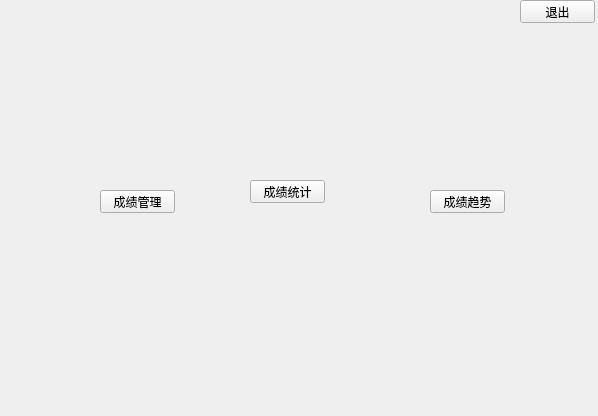
wmq-666/qt, file StudentScoreSystem/welcome.ui: the form before one commit.
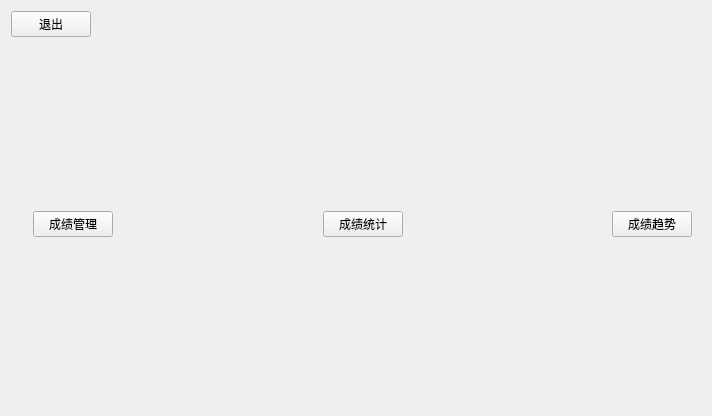
The form after the commit. The open tabs and pages were chosen to show the change.

Patch:
```diff
--- a/StudentScoreSystem/welcome.ui
+++ b/StudentScoreSystem/welcome.ui
@@ -6,60 +6,88 @@
    <rect>
     <x>0</x>
     <y>0</y>
-    <width>598</width>
+    <width>712</width>
     <height>416</height>
    </rect>
   </property>
   <property name="windowTitle">
    <string>Form</string>
   </property>
-  <widget class="QLabel" name="labelTitle">
-   <property name="geometry">
-    <rect>
-     <x>316</x>
-     <y>51</y>
-     <width>16</width>
-     <height>16</height>
-    </rect>
-   </property>
-   <property name="text">
-    <string/>
-   </property>
-  </widget>
+  <layout class="QVBoxLayout" name="verticalLayout">
+   <item>
   <widget class="QPushButton" name="btnlogout">
-   <property name="geometry">
-    <rect>
-     <x>520</x>
-     <y>0</y>
-     <width>75</width>
-     <height>23</height>
-    </rect>
+     <property name="sizePolicy">
+      <sizepolicy hsizetype="Maximum" vsizetype="Fixed">
+       <horstretch>0</horstretch>
+       <verstretch>0</verstretch>
+      </sizepolicy>
    </property>
    <property name="text">
     <string>退出</string>
    </property>
   </widget>
+   </item>
+   <item>
+    <widget class="QStackedWidget" name="stackedWidget">
+     <property name="currentIndex">
+      <number>1</number>
+     </property>
+     <widget class="QWidget" name="PageHome">
+      <layout class="QHBoxLayout" name="horizontalLayout">
+       <item>
+        <widget class="QLabel" name="labelTitle">
+         <property name="text">
+          <string/>
+         </property>
+        </widget>
+       </item>
+       <item>
   <widget class="QPushButton" name="btnscore">
-   <property name="geometry">
-    <rect>
-     <x>100</x>
-     <y>190</y>
-     <width>75</width>
-     <height>23</height>
-    </rect>
-   </property>
    <property name="text">
     <string>成绩管理</string>
    </property>
   </widget>
+       </item>
+       <item>
+        <spacer name="horizontalSpacer">
+         <property name="orientation">
+          <enum>Qt::Orientation::Horizontal</enum>
+         </property>
+         <property name="sizeHint" stdset="0">
+          <size>
+           <width>205</width>
+           <height>20</height>
+          </size>
+         </property>
+        </spacer>
+       </item>
+       <item>
+        <widget class="QPushButton" name="btnstatistics">
+         <property name="text">
+          <string>成绩统计</string>
+         </property>
+        </widget>
+       </item>
+       <item>
+        <spacer name="horizontalSpacer_2">
+         <property name="orientation">
+          <enum>Qt::Orientation::Horizontal</enum>
+         </property>
+         <property name="sizeHint" stdset="0">
+          <size>
+           <width>204</width>
+           <height>20</height>
+          </size>
+         </property>
+        </spacer>
+       </item>
+       <item>
   <widget class="QPushButton" name="btntrend">
-   <property name="geometry">
-    <rect>
-     <x>430</x>
-     <y>190</y>
-     <width>75</width>
-     <height>23</height>
-    </rect>
+         <property name="sizePolicy">
+          <sizepolicy hsizetype="Fixed" vsizetype="Fixed">
+           <horstretch>0</horstretch>
+           <verstretch>0</verstretch>
+          </sizepolicy>
    </property>
    <property name="minimumSize">
     <size>
@@ -71,19 +99,13 @@
     <string>成绩趋势</string>
    </property>
   </widget>
-  <widget class="QPushButton" name="btnstatistics">
-   <property name="geometry">
-    <rect>
-     <x>250</x>
-     <y>180</y>
-     <width>75</width>
-     <height>23</height>
-    </rect>
-   </property>
-   <property name="text">
-    <string>成绩统计</string>
-   </property>
-  </widget>
+       </item>
+      </layout>
+     </widget>
+     <widget class="QWidget" name="Page2"/>
+    </widget>
+   </item>
+  </layout>
  </widget>
  <resources/>
  <connections/>
```
Left out of the diff: 4 changed lines with no effect on the pictures. Lines whose indentation alone changed are shown as unchanged.
